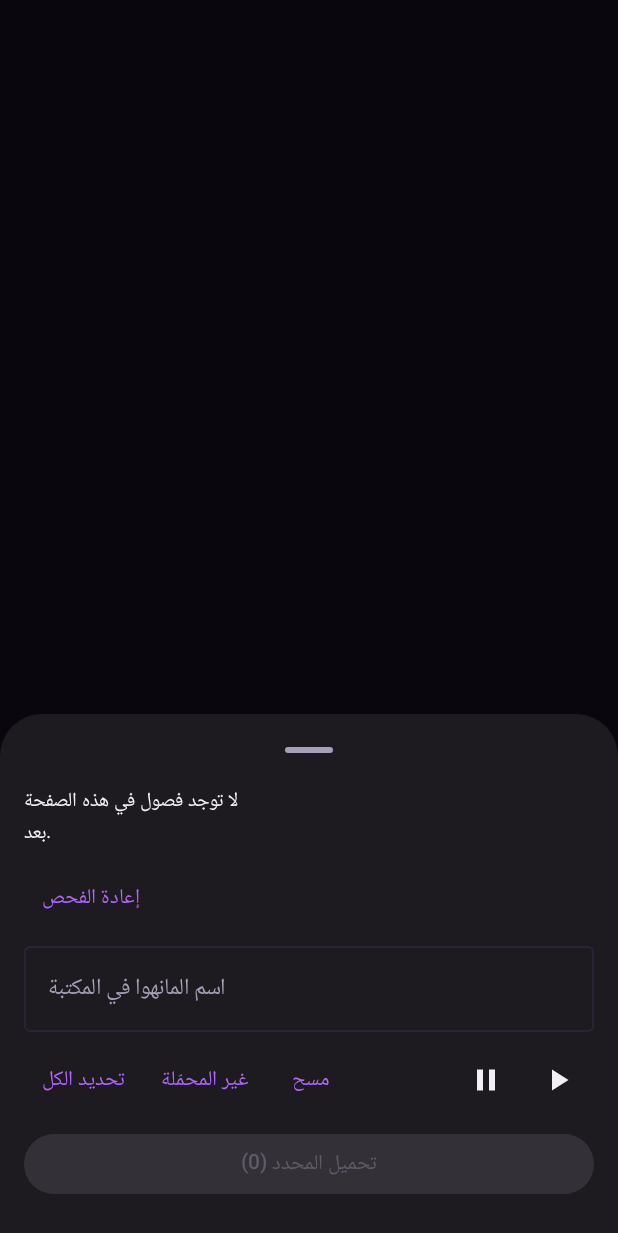
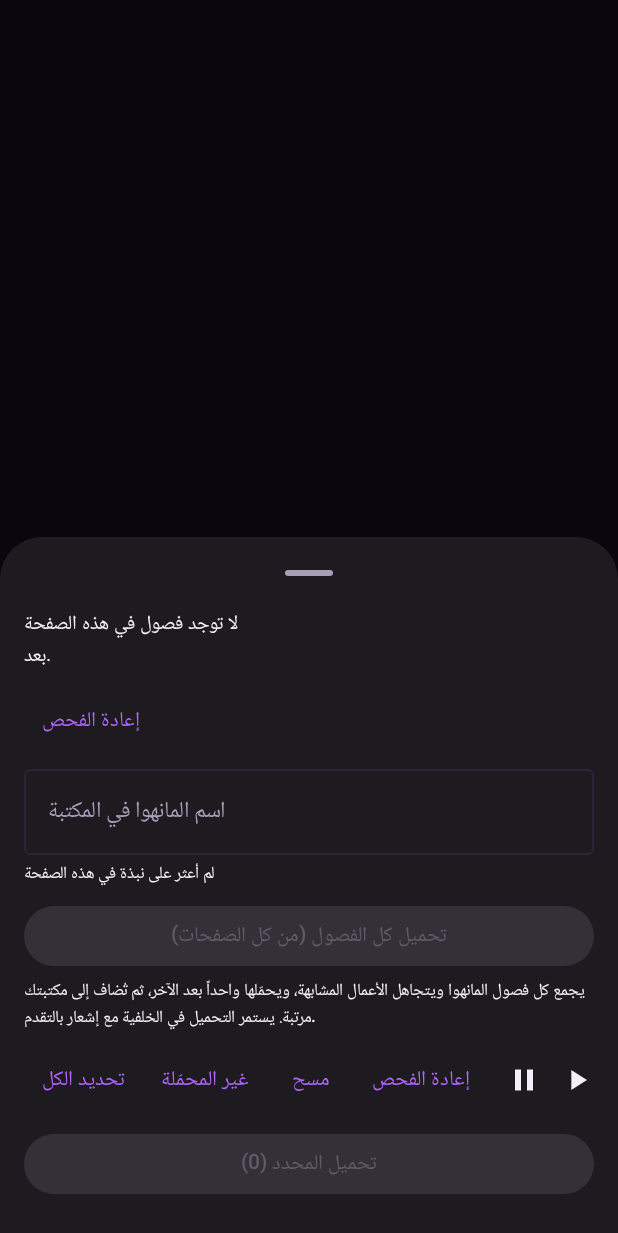
Before and after one commit to a6oditaher07/abdo-manhwa, an Android app built with Jetpack Compose: the composable ChapterSheet called with empty values, on a phone screen of 412 x 824 dp. Shown: the top 1233 px of the screen. Run offline under Robolectric (Android 15) with nearby library versions, the phone set to English and light mode, and no system bars; pictures from the network do not load.

Commit message:
Update BrowserScreen.kt

```diff
--- a/app/src/main/java/com/abdo/manhwa/ui/browser/BrowserScreen.kt
+++ b/app/src/main/java/com/abdo/manhwa/ui/browser/BrowserScreen.kt
@@ -1,17 +1,23 @@
 package com.abdo.manhwa.ui.browser
 
+import android.Manifest
 import android.annotation.SuppressLint
 import android.content.ClipData
 import android.content.ClipboardManager
 import android.content.Context
+import android.content.pm.PackageManager
 import android.graphics.Bitmap
+import android.os.Build
 import android.webkit.CookieManager
 import android.webkit.WebChromeClient
 import android.webkit.WebView
 import android.webkit.WebViewClient
 import android.widget.Toast
 import androidx.activity.compose.BackHandler
+import androidx.activity.compose.rememberLauncherForActivityResult
+import androidx.activity.result.contract.ActivityResultContracts
 import androidx.compose.foundation.layout.*
+import androidx.compose.foundation.shape.RoundedCornerShape
 import androidx.compose.foundation.lazy.LazyColumn
 import androidx.compose.foundation.lazy.items
 import androidx.compose.foundation.text.KeyboardActions
@@ -22,12 +28,17 @@ import androidx.compose.material3.*
 import androidx.compose.runtime.*
 import androidx.compose.ui.Alignment
 import androidx.compose.ui.Modifier
+import androidx.compose.ui.draw.clip
 import androidx.compose.ui.graphics.Color
+import androidx.compose.ui.layout.ContentScale
 import androidx.compose.ui.platform.LocalContext
 import androidx.compose.ui.text.input.ImeAction
+import androidx.compose.ui.text.style.TextOverflow
 import androidx.compose.ui.text.input.KeyboardType
 import androidx.compose.ui.unit.dp
 import androidx.compose.ui.viewinterop.AndroidView
+import androidx.core.content.ContextCompat
+import coil.compose.AsyncImage
 import com.abdo.manhwa.download.DlRequest
 import com.abdo.manhwa.download.DlStatus
 import com.abdo.manhwa.download.DlTask
@@ -87,6 +98,17 @@ fun BrowserScreen(onBack: () -> Unit) {
     val activeCount = tasks.count {
         it.status == DlStatus.QUEUED || it.status == DlStatus.EXTRACTING || it.status == DlStatus.DOWNLOADING
     }
+    val collecting by DownloadCenter.collecting.collectAsState()
+
+    // إذن الإشعارات (أندرويد 13+): مطلوب لإظهار تقدّم التحميل في شريط الإشعارات
+    val notifLauncher = rememberLauncherForActivityResult(ActivityResultContracts.RequestPermission()) { }
+    fun ensureNotificationPermission() {
+        if (Build.VERSION.SDK_INT >= 33 &&
+            ContextCompat.checkSelfPermission(context, Manifest.permission.POST_NOTIFICATIONS) != PackageManager.PERMISSION_GRANTED
+        ) {
+            notifLauncher.launch(Manifest.permission.POST_NOTIFICATIONS)
+        }
+    }
 
     fun load(raw: String) {
         val url = normalizeUrl(raw)
@@ -103,8 +125,13 @@ fun BrowserScreen(onBack: () -> Unit) {
             webView?.evaluateJavascript(SiteScripts.SCAN) { raw ->
                 val result = ScanResult.parse(raw)
                 if (result != null) {
-                    scan = result
-                    if (result.chapters.isNotEmpty()) remembered = result
+                    // إن فحصنا نفس صفحة المانهوا مرة أخرى (بعد التنقل بين صفحات الترقيم) نجمع الفصول معاً
+                    val old = remembered
+                    val merged = if (old != null && old.url == result.url && result.chapters.isNotEmpty()) {
+                        result.copy(chapters = (old.chapters + result.chapters).distinctBy { it.url })
+                    } else result
+                    scan = merged
+                    if (merged.chapters.isNotEmpty()) remembered = merged
                 }
             }
         }
@@ -122,6 +149,7 @@ fun BrowserScreen(onBack: () -> Unit) {
     }
 
     fun startDownload(d: ReaderDraft) {
+        ensureNotificationPermission()
         d.quick.mangaUrl?.let { prefs.edit().putString("name:" + it, d.mangaName).apply() }
         DownloadCenter.enqueue(
             listOf(
@@ -168,6 +196,19 @@ fun BrowserScreen(onBack: () -> Unit) {
                 if (confident) startDownload(d) else draft = d
             }
         }
+    }
+
+    /** تحميل كل فصول المانهوا الظاهرة في الصفحة: يجمعها من كل صفحات الترقيم ثم يحمّلها بالترتيب */
+    fun downloadAll(name: String) {
+        val s = scan ?: return
+        ensureNotificationPermission()
+        DownloadCenter.downloadWholeManga(pageUrl = s.url, seed = s, nameOverride = name)
+        showSheet = false
+    }
+
+    // رسائل مركز التحميل (مثل: بدأ تحميل 120 فصل)
+    LaunchedEffect(Unit) {
+        DownloadCenter.messages.collect { snackbarHost.showSnackbar(it) }
     }
 
     // إشعار عند اكتمال إضافة فصل إلى المكتبة (لا نكرر إشعار فصول اكتملت قبل فتح المتصفح)
@@ -261,7 +302,8 @@ fun BrowserScreen(onBack: () -> Unit) {
                                     showMenu = false
                                     val report = listOfNotNull(
                                         scan?.diagnostics?.ifBlank { null },
-                                        quick?.summary
+                                        quick?.summary,
+                                        DownloadCenter.report.value.ifBlank { null }
                                     ).joinToString("\n").ifBlank { "لا توجد نتيجة فحص لهذه الصفحة: ${webView?.url}" }
                                     val cm = context.getSystemService(Context.CLIPBOARD_SERVICE) as ClipboardManager
                                     cm.setPrimaryClip(ClipData.newPlainText("abdo-scan", report))
@@ -288,6 +330,7 @@ fun BrowserScreen(onBack: () -> Unit) {
             val hereTask = q?.let { qq -> tasks.firstOrNull { it.key == chapterKey(qq.page) } }
 
             val label: String? = when {
+                collecting != null -> "جارٍ جمع الفصول…"
                 hereTask != null -> when (hereTask.status) {
                     DlStatus.QUEUED -> "في الانتظار…"
                     DlStatus.EXTRACTING -> "جارٍ تجهيز الفصل…"
@@ -447,7 +490,10 @@ fun BrowserScreen(onBack: () -> Unit) {
         ChapterSheet(
             scan = scan,
             tasks = tasks,
+            collecting = collecting,
             onRescan = { scanPage() },
+            onBeforeDownload = { ensureNotificationPermission() },
+            onDownloadAll = { name -> downloadAll(name) },
             onDismiss = { showSheet = false }
         )
     }
@@ -458,7 +504,10 @@ fun BrowserScreen(onBack: () -> Unit) {
 private fun ChapterSheet(
     scan: ScanResult?,
     tasks: List<DlTask>,
+    collecting: String?,
     onRescan: () -> Unit,
+    onBeforeDownload: () -> Unit,
+    onDownloadAll: (String) -> Unit,
     onDismiss: () -> Unit
 ) {
     val sheetState = rememberModalBottomSheetState(skipPartiallyExpanded = true)
@@ -480,7 +529,8 @@ private fun ChapterSheet(
         mangaDescription = scan?.description.orEmpty(),
         coverUrl = scan?.cover,
         chapterTitle = ch.title,
-        chapterUrl = ch.url
+        chapterUrl = ch.url.substringBefore('#'),
+        mangaUrl = scan?.url
     )
 
     ModalBottomSheet(onDismissRequest = onDismiss, sheetState = sheetState) {
@@ -492,12 +542,52 @@ private fun ChapterSheet(
                 TextButton(onClick = onRescan) { Text("إعادة الفحص") }
             }
 
-            OutlinedTextField(
-                value = mangaName,
-                onValueChange = { mangaName = it },
+            Row(modifier = Modifier.fillMaxWidth(), verticalAlignment = Alignment.Top) {
+                if (scan?.cover != null) {
+                    AsyncImage(
+                        model = scan.cover,
+                        contentDescription = "الغلاف",
+                        contentScale = ContentScale.Crop,
+                        modifier = Modifier.width(72.dp).height(104.dp).clip(RoundedCornerShape(8.dp))
+                    )
+                    Spacer(modifier = Modifier.width(12.dp))
+                }
+                Column(modifier = Modifier.weight(1f)) {
+                    OutlinedTextField(
+                        value = mangaName,
+                        onValueChange = { mangaName = it },
+                        modifier = Modifier.fillMaxWidth(),
+                        singleLine = true,
+                        label = { Text("اسم المانهوا في المكتبة") }
+                    )
+                    val desc = scan?.description.orEmpty()
+                    Text(
+                        text = if (desc.isNotBlank()) desc else "لم أعثر على نبذة في هذه الصفحة",
+                        style = MaterialTheme.typography.labelSmall,
+                        maxLines = 3,
+                        overflow = TextOverflow.Ellipsis,
+                        modifier = Modifier.padding(top = 4.dp)
+                    )
+                }
+            }
+
+            Spacer(modifier = Modifier.height(8.dp))
+
+            Button(
+                onClick = { onDownloadAll(mangaName.ifBlank { scan?.title.orEmpty() }) },
+                enabled = chapters.isNotEmpty() && collecting == null,
                 modifier = Modifier.fillMaxWidth(),
-                singleLine = true,
-                label = { Text("اسم المانهوا في المكتبة") }
+                colors = ButtonDefaults.buttonColors(containerColor = AccentPrimary)
+            ) {
+                Text(
+                    if (collecting != null) "جارٍ جمع الفصول من كل الصفحات…"
+                    else "تحميل كل الفصول (من كل الصفحات)"
+                )
+            }
+            Text(
+                "يجمع كل فصول المانهوا ويتجاهل الأعمال المشابهة، ويحمّلها واحداً بعد الآخر، ثم تُضاف إلى مكتبتك مرتبة. يستمر التحميل في الخلفية مع إشعار بالتقدم.",
+                style = MaterialTheme.typography.labelSmall,
+                modifier = Modifier.padding(top = 4.dp)
             )
 
             Spacer(modifier = Modifier.height(8.dp))
@@ -510,6 +600,7 @@ private fun ChapterSheet(
                         .map { it.url }.toSet()
                 }) { Text("غير المحمّلة") }
                 TextButton(onClick = { selected = emptySet() }) { Text("مسح") }
+                TextButton(onClick = onRescan) { Text("إعادة الفحص") }
                 Spacer(modifier = Modifier.weight(1f))
                 IconButton(onClick = { DownloadCenter.pauseAll() }) {
                     Icon(Icons.Filled.Pause, contentDescription = "إيقاف الكل")
@@ -540,7 +631,7 @@ private fun ChapterSheet(
                         inLibrary = DownloadCenter.keyOf(ch.title) in downloaded,
                         checked = ch.url in selected,
                         onCheckedChange = { on -> selected = if (on) selected + ch.url else selected - ch.url },
-                        onDownload = { DownloadCenter.enqueue(listOf(requestFor(ch))) }
+                        onDownload = { onBeforeDownload(); DownloadCenter.enqueue(listOf(requestFor(ch))) }
                     )
                 }
             }
@@ -551,6 +642,7 @@ private fun ChapterSheet(
                 onClick = {
                     // الأقدم أولاً (القائمة في الموقع من الأحدث للأقدم) لتمتلئ المكتبة بالترتيب
                     val requests = chapters.reversed().filter { it.url in selected }.map { requestFor(it) }
+                    onBeforeDownload()
                     DownloadCenter.enqueue(requests)
                     selected = emptySet()
                 },
```
